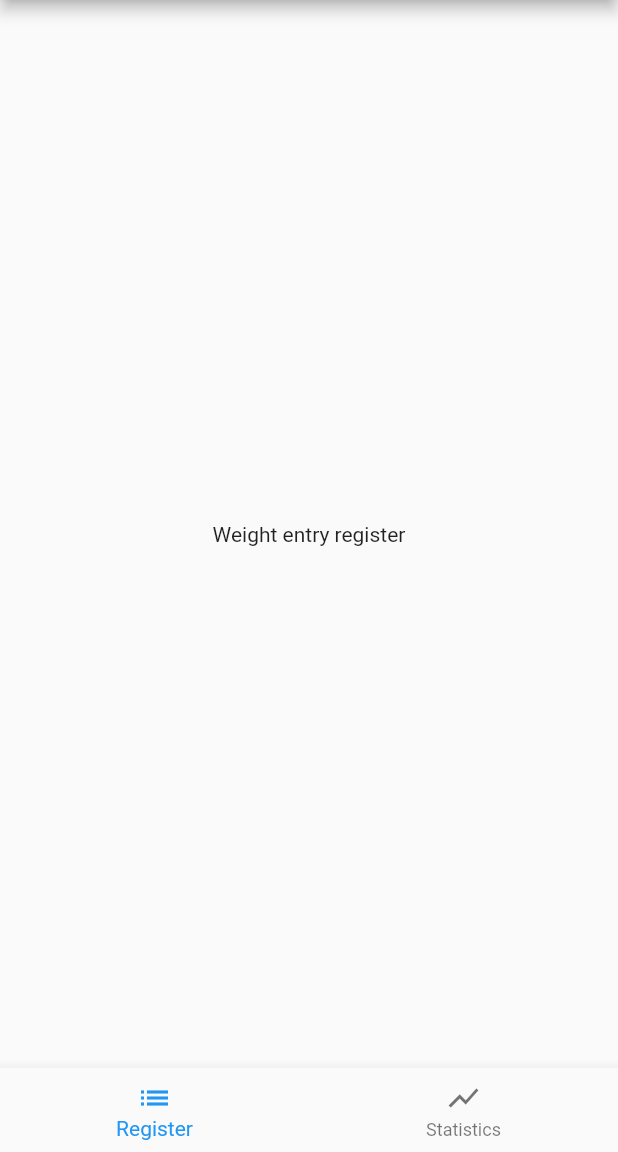
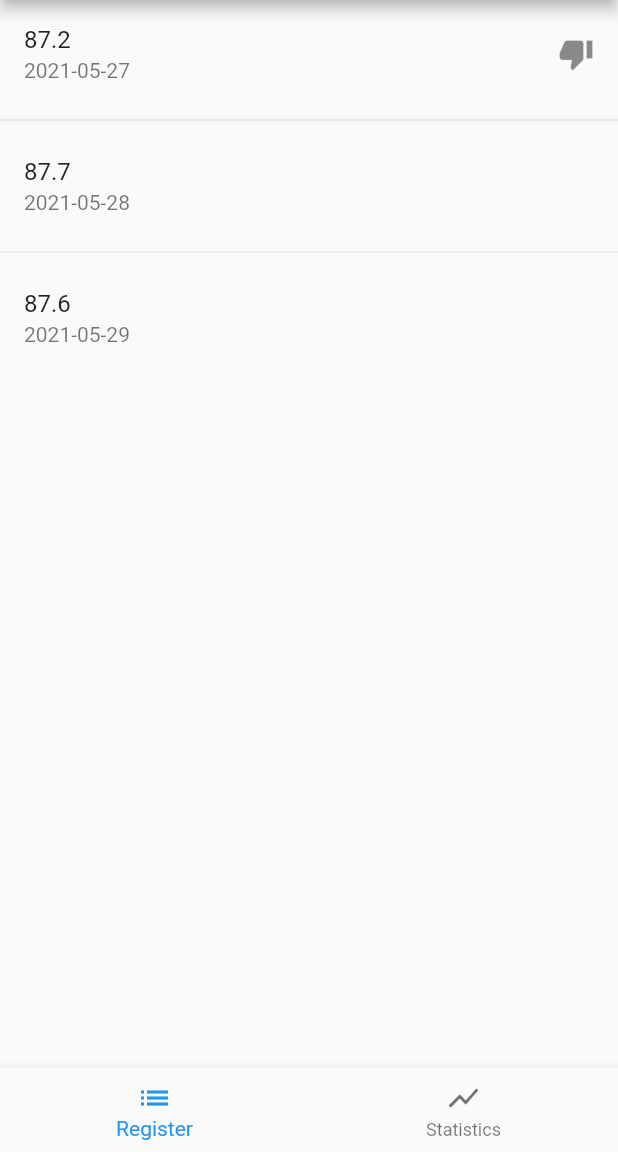
Before and after one commit to AadneEM/weight_tracking, a Flutter app: the screen it shows after launch, on a phone screen of 412 x 824 dp, the part 84-1236 px from its top. Run offline on Flutter 3.47's test engine with Material 2 defaults, Android fonts, the phone set to English and light mode, and no system bars; our stand-ins replace get.

Commit message:
Added basic weight entry list with list items and mock data

```diff
--- a/lib/ui/pages/weight_entry_register.dart
+++ b/lib/ui/pages/weight_entry_register.dart
@@ -1,10 +1,34 @@
 import 'package:flutter/material.dart';
+import 'package:weight_tracking/models/weight_entry.dart';
+import 'package:weight_tracking/ui/widgets/weight_entry_list_item.dart';
 
 class WeightEntruRegister extends StatelessWidget {
+  List<WeightEntry> getData() {
+    return [
+      WeightEntry(
+        date: DateTime.parse('2021-05-27'),
+        weight: 87.2,
+        cheatDay: true,
+      ),
+      WeightEntry(
+        date: DateTime.parse('2021-05-28'),
+        weight: 87.7,
+      ),
+      WeightEntry(
+        date: DateTime.parse('2021-05-29'),
+        weight: 87.6,
+      ),
+    ];
+  }
+
   @override
   Widget build(BuildContext context) {
-    return Center(
-      child: Text('Weight entry register'),
+    final data = getData();
+
+    return ListView.separated(
+      itemCount: data.length,
+      separatorBuilder: (ctx, i) => Divider(),
+      itemBuilder: (ctx, i) => WeightEntryListItem(data[i]),
     );
   }
 }
--- a/lib/ui/widgets/weight_entry_list_item.dart
+++ b/lib/ui/widgets/weight_entry_list_item.dart
@@ -1,11 +1,20 @@
 import 'package:flutter/material.dart';
+import 'package:weight_tracking/models/weight_entry.dart';
+import 'package:intl/intl.dart';
 
 class WeightEntryListItem extends StatelessWidget {
-  // TODO: Create weight entry list item
+  final WeightEntry weightEntry;
+
+  WeightEntryListItem(this.weightEntry);
+
   @override
   Widget build(BuildContext context) {
-    return Container(
-      child: Text('Weight entry'),
+    final format = DateFormat('yyyy-MM-dd');
+
+    return ListTile(
+      title: Text(weightEntry.weight.toString()),
+      subtitle: Text(format.format(weightEntry.date)),
+      trailing: weightEntry.cheatDay ? Icon(Icons.thumb_down) : null,
     );
   }
 }
--- a/pubspec.yaml
+++ b/pubspec.yaml
@@ -17,6 +17,7 @@ dev_dependencies:
     sdk: flutter
   get: ^4.1.4
   uuid: ^3.0.4
+  intl: ^0.17.0
 
 flutter:
   uses-material-design: true
```
Also changed, not shown: pubspec.lock.
